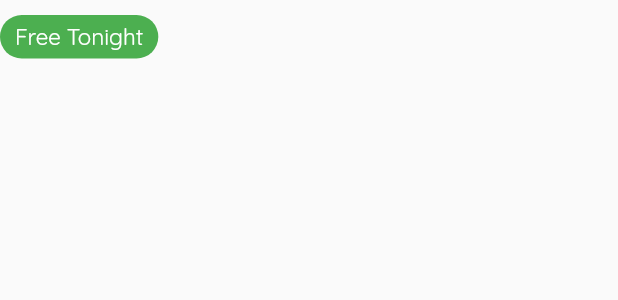
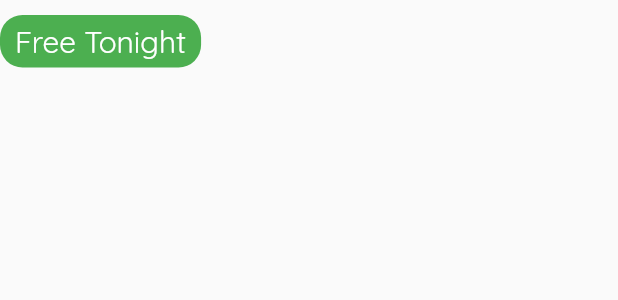
Before and after one commit to kaliallen/kali-allen-app-master, a Flutter app: the Pill widget shown alone on an empty page, opened directly, on a phone screen of 412 x 824 dp. Shown: the top 300 px of the screen. Run offline on Flutter 3.47's test engine with Material 2 defaults, Android fonts, the phone set to English and light mode, and no system bars; our stand-ins replace animated_text_kit, cached_network_image, cloud_firestore, firebase_auth, firebase_core, firebase_storage and 9 more; accounts and stored records are empty; network calls fail.

Commit message:
Okay just finish the app now

```diff
--- a/lib/widgets/Pill.dart
+++ b/lib/widgets/Pill.dart
@@ -19,7 +19,7 @@ class Pill extends StatelessWidget {
             textAlign: TextAlign.center,
             style: TextStyle(
               color: Colors.white,
-              fontSize: 15,
+              fontSize: 20,
             ),
           ),
         ),
```
